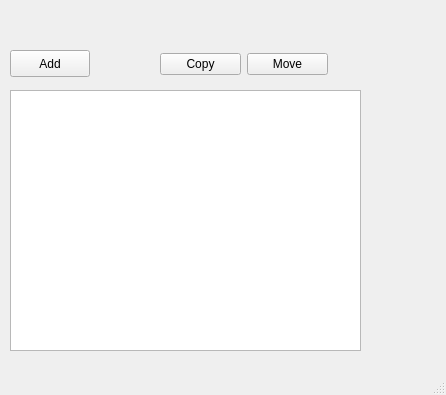
Qt form ui/window.ui (damian-u-dev/FileBasket) before a commit.
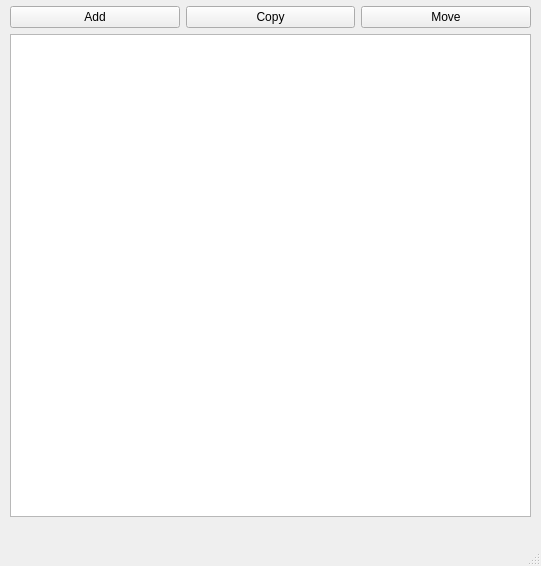
The same form after that commit.

The edit to the form file:
```diff
--- a/ui/window.ui
+++ b/ui/window.ui
@@ -6,63 +6,50 @@
    <rect>
     <x>0</x>
     <y>0</y>
-    <width>446</width>
-    <height>395</height>
+    <width>541</width>
+    <height>566</height>
    </rect>
   </property>
   <property name="windowTitle">
    <string>FileBasket</string>
   </property>
   <widget class="QWidget" name="centralwidget">
-   <widget class="QPushButton" name="buttonAdd">
+   <widget class="QWidget" name="">
     <property name="geometry">
      <rect>
       <x>10</x>
-      <y>50</y>
-      <width>80</width>
-      <height>27</height>
+      <y>6</y>
+      <width>521</width>
+      <height>511</height>
      </rect>
     </property>
-    <property name="text">
-     <string>Add</string>
-    </property>
-   </widget>
-   <widget class="QWidget" name="layoutWidget">
-    <property name="geometry">
-     <rect>
-      <x>160</x>
-      <y>50</y>
-      <width>168</width>
-      <height>29</height>
-     </rect>
-    </property>
-    <layout class="QHBoxLayout" name="horizontalLayout">
-     <item>
+    <layout class="QGridLayout" name="gridLayout">
+     <item row="0" column="0">
+      <widget class="QPushButton" name="buttonAdd">
+       <property name="text">
+        <string>Add</string>
+       </property>
+      </widget>
+     </item>
+     <item row="0" column="1">
       <widget class="QPushButton" name="buttonCopy">
        <property name="text">
         <string>Copy</string>
        </property>
       </widget>
      </item>
-     <item>
+     <item row="0" column="2">
       <widget class="QPushButton" name="buttonMove">
        <property name="text">
         <string>Move</string>
        </property>
       </widget>
      </item>
+     <item row="1" column="0" colspan="3">
+      <widget class="QListView" name="listView"/>
+     </item>
     </layout>
    </widget>
-   <widget class="QListView" name="listView">
-    <property name="geometry">
-     <rect>
-      <x>10</x>
-      <y>90</y>
-      <width>351</width>
-      <height>261</height>
-     </rect>
-    </property>
-   </widget>
   </widget>
   <widget class="QMenuBar" name="menubar">
    <property name="geometry">
```
Left out of the diff: 2 changed lines with no effect on the pictures.
